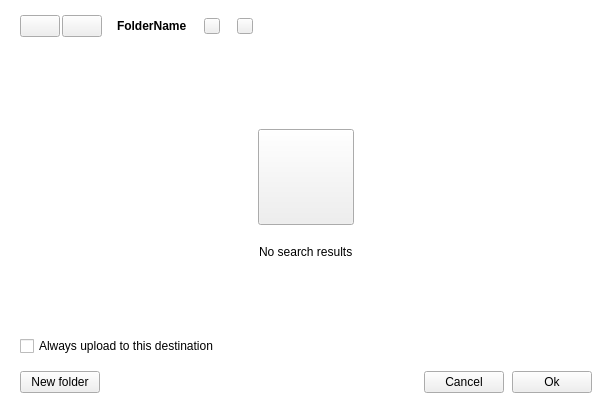
Old version of the form src/MEGASync/node_selector/gui/ui/NodeSelectorTreeViewWidget.ui in the repository meganz/MEGAsync.
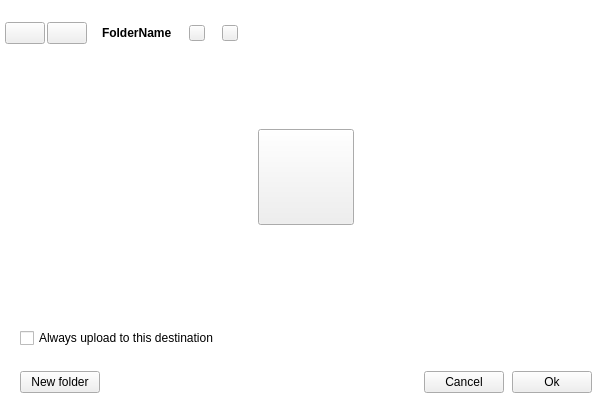
New version of the form. The open tabs and pages were chosen to show the change. Icons and pictures are not drawn. Custom widgets are drawn as their Qt base class.

The edit to the form file:
```diff
--- a/src/MEGASync/node_selector/gui/ui/NodeSelectorTreeViewWidget.ui
+++ b/src/MEGASync/node_selector/gui/ui/NodeSelectorTreeViewWidget.ui
@@ -61,16 +61,10 @@
        <number>0</number>
       </property>
       <item>
-       <layout class="QHBoxLayout" name="horizontalLayout_3">
-        <property name="topMargin">
-         <number>0</number>
-        </property>
-       </layout>
-      </item>
-      <item>
-       <layout class="QGridLayout" name="gridLayout">
+       <widget class="QWidget" name="header" native="true">
+        <layout class="QGridLayout" name="headerLayout">
         <property name="leftMargin">
-         <number>20</number>
+          <number>5</number>
         </property>
         <property name="topMargin">
          <number>15</number>
@@ -79,13 +73,13 @@
          <number>20</number>
         </property>
         <property name="bottomMargin">
-         <number>15</number>
+          <number>10</number>
         </property>
         <property name="horizontalSpacing">
          <number>2</number>
         </property>
         <property name="verticalSpacing">
-         <number>8</number>
+          <number>15</number>
         </property>
         <item row="0" column="8">
          <spacer name="horizontalSpacer_2">
@@ -289,6 +283,18 @@
         </item>
         <item row="0" column="3">
          <widget class="QLabel" name="lFolderName">
+           <property name="minimumSize">
+            <size>
+             <width>0</width>
+             <height>36</height>
+            </size>
+           </property>
+           <property name="maximumSize">
+            <size>
+             <width>16777215</width>
+             <height>36</height>
+            </size>
+           </property>
           <property name="font">
            <font>
             <bold>true</bold>
@@ -469,6 +475,7 @@
          </widget>
         </item>
        </layout>
+       </widget>
       </item>
       <item>
        <widget class="QStackedWidget" name="stackedWidget">
@@ -574,9 +581,36 @@
             <property name="lineWidth">
              <number>0</number>
             </property>
-            <layout class="QVBoxLayout" name="verticalLayout">
+            <layout class="QGridLayout" name="gridLayout">
+             <property name="leftMargin">
+              <number>0</number>
+             </property>
+             <property name="topMargin">
+              <number>0</number>
+             </property>
+             <property name="rightMargin">
+              <number>0</number>
+             </property>
+             <property name="bottomMargin">
+              <number>0</number>
+             </property>
+             <item row="2" column="1">
+              <widget class="QWidget" name="textEmptyInfo" native="true">
+               <property name="sizePolicy">
+                <sizepolicy hsizetype="Preferred" vsizetype="Preferred">
+                 <horstretch>0</horstretch>
+                 <verstretch>0</verstretch>
+                </sizepolicy>
+               </property>
+               <property name="minimumSize">
+                <size>
+                 <width>0</width>
+                 <height>0</height>
+                </size>
+               </property>
+               <layout class="QVBoxLayout" name="verticalLayout_7">
              <property name="spacing">
-              <number>20</number>
+                 <number>8</number>
              </property>
              <property name="leftMargin">
               <number>0</number>
@@ -591,19 +625,53 @@
               <number>0</number>
              </property>
              <item>
-              <spacer name="verticalSpacer">
-               <property name="orientation">
-                <enum>Qt::Vertical</enum>
-               </property>
-               <property name="sizeHint" stdset="0">
+                 <widget class="QLabel" name="titleEmptyLabel">
+                  <property name="text">
+                   <string notr="true"/>
+                  </property>
+                  <property name="alignment">
+                   <set>Qt::AlignCenter</set>
+                  </property>
+                  <property name="font-size" stdset="0">
+                   <string notr="true">label-1</string>
+                  </property>
+                  <property name="semibold" stdset="0">
+                   <bool>true</bool>
+                  </property>
+                 </widget>
+                </item>
+                <item>
+                 <widget class="QLabel" name="descriptionEmptyLabel">
+                  <property name="minimumSize">
                 <size>
-                 <width>20</width>
-                 <height>40</height>
-                </size>
-               </property>
-              </spacer>
-             </item>
-             <item alignment="Qt::AlignHCenter|Qt::AlignVCenter">
+                    <width>300</width>
+                    <height>0</height>
+                   </size>
+                  </property>
+                  <property name="maximumSize">
+                   <size>
+                    <width>300</width>
+                    <height>16777215</height>
+                   </size>
+                  </property>
+                  <property name="text">
+                   <string notr="true"/>
+                  </property>
+                  <property name="alignment">
+                   <set>Qt::AlignCenter</set>
+                  </property>
+                  <property name="wordWrap">
+                   <bool>true</bool>
+                  </property>
+                  <property name="font-size" stdset="0">
+                   <string notr="true">label-2</string>
+                  </property>
+                 </widget>
+                </item>
+               </layout>
+              </widget>
+             </item>
+             <item row="1" column="1" alignment="Qt::AlignHCenter">
               <widget class="IconLabel" name="emptyIcon">
                <property name="minimumSize">
                 <size>
@@ -635,55 +703,54 @@
                </property>
               </widget>
              </item>
-             <item alignment="Qt::AlignHCenter">
-              <widget class="QWidget" name="searchEmptyInfoWidget" native="true">
-               <property name="minimumSize">
+             <item row="1" column="0">
+              <spacer name="horizontalSpacer_3">
+               <property name="orientation">
+                <enum>Qt::Horizontal</enum>
+               </property>
+               <property name="sizeHint" stdset="0">
                 <size>
                  <width>0</width>
                  <height>0</height>
                 </size>
                </property>
-               <layout class="QHBoxLayout" name="horizontalLayout_4">
-                <property name="spacing">
-                 <number>0</number>
-                </property>
-                <property name="leftMargin">
-                 <number>0</number>
-                </property>
-                <property name="topMargin">
-                 <number>0</number>
-                </property>
-                <property name="rightMargin">
-                 <number>0</number>
-                </property>
-                <property name="bottomMargin">
-                 <number>0</number>
-                </property>
-                <item alignment="Qt::AlignRight">
-                 <widget class="QLabel" name="textLabel">
-                  <property name="text">
-                   <string>No search results</string>
-                  </property>
-                  <property name="type" stdset="0">
-                   <string notr="true">secondary</string>
-                  </property>
-                  <property name="font-size" stdset="0">
-                   <string notr="true">label-2</string>
-                  </property>
-                 </widget>
-                </item>
-               </layout>
-              </widget>
-             </item>
-             <item>
+              </spacer>
+             </item>
+             <item row="0" column="1">
+              <spacer name="verticalSpacer">
+               <property name="orientation">
+                <enum>Qt::Vertical</enum>
+               </property>
+               <property name="sizeHint" stdset="0">
+                <size>
+                 <width>0</width>
+                 <height>0</height>
+                </size>
+               </property>
+              </spacer>
+             </item>
+             <item row="3" column="1">
               <spacer name="verticalSpacer_2">
                <property name="orientation">
                 <enum>Qt::Vertical</enum>
                </property>
                <property name="sizeHint" stdset="0">
                 <size>
-                 <width>20</width>
-                 <height>40</height>
+                 <width>0</width>
+                 <height>0</height>
+                </size>
+               </property>
+              </spacer>
+             </item>
+             <item row="1" column="2">
+              <spacer name="horizontalSpacer_6">
+               <property name="orientation">
+                <enum>Qt::Horizontal</enum>
+               </property>
+               <property name="sizeHint" stdset="0">
+                <size>
+                 <width>0</width>
+                 <height>0</height>
                 </size>
                </property>
               </spacer>
@@ -699,7 +766,7 @@
        <widget class="QWidget" name="footer" native="true">
         <layout class="QVBoxLayout" name="verticalLayout_5">
          <property name="spacing">
-          <number>12</number>
+          <number>23</number>
          </property>
          <property name="leftMargin">
           <number>20</number>
@@ -725,7 +792,7 @@
            <property name="maximumSize">
             <size>
              <width>16777215</width>
-             <height>40</height>
+             <height>16777215</height>
             </size>
            </property>
            <layout class="QHBoxLayout" name="horizontalLayout">
@@ -736,7 +803,7 @@
              <number>0</number>
             </property>
             <property name="topMargin">
-             <number>3</number>
+             <number>0</number>
             </property>
             <property name="rightMargin">
              <number>0</number>
@@ -777,8 +844,8 @@
               </property>
               <property name="sizeHint" stdset="0">
                <size>
-                <width>40</width>
-                <height>20</height>
+                <width>0</width>
+                <height>0</height>
                </size>
               </property>
              </spacer>
@@ -836,6 +903,11 @@
    <extends>QToolButton</extends>
    <header>TokenizableItems/IconLabel.h</header>
   </customwidget>
+  <customwidget>
+   <class>TokenizableButton</class>
+   <extends>QPushButton</extends>
+   <header>TokenizableItems/TokenizableButtons.h</header>
+  </customwidget>
  </customwidgets>
  <resources>
   <include location="../../../gui/Resources_common.qrc"/>
```
Left out of the diff: 47 changed lines with no effect on the pictures. Lines whose indentation alone changed are shown as unchanged.
